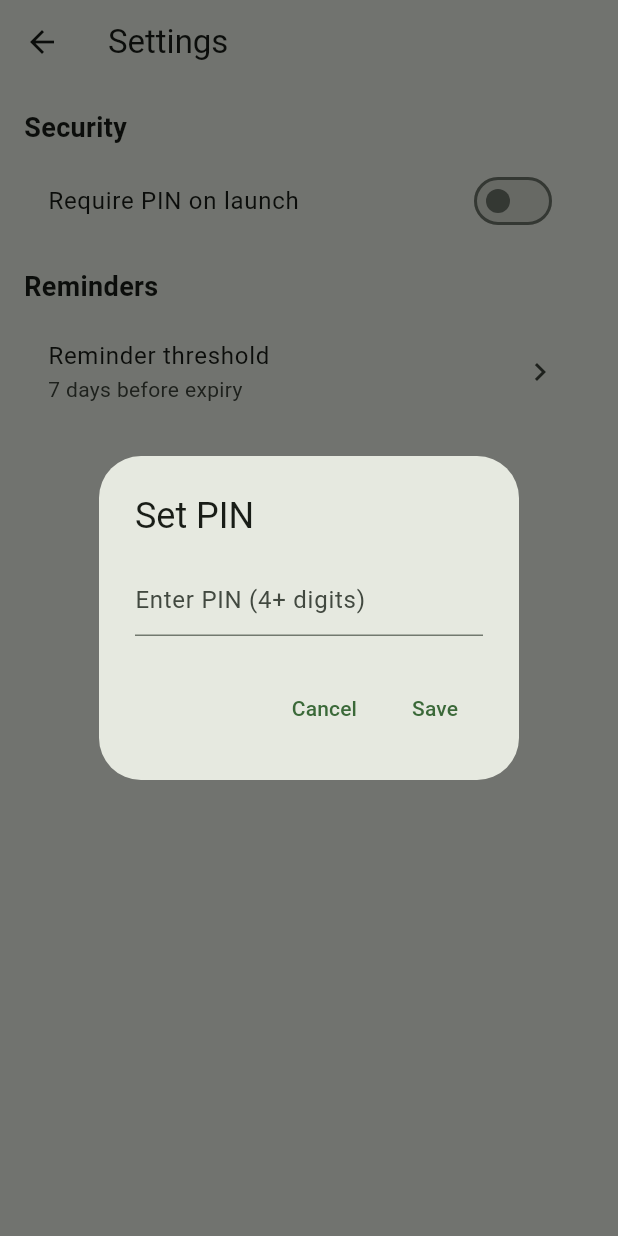
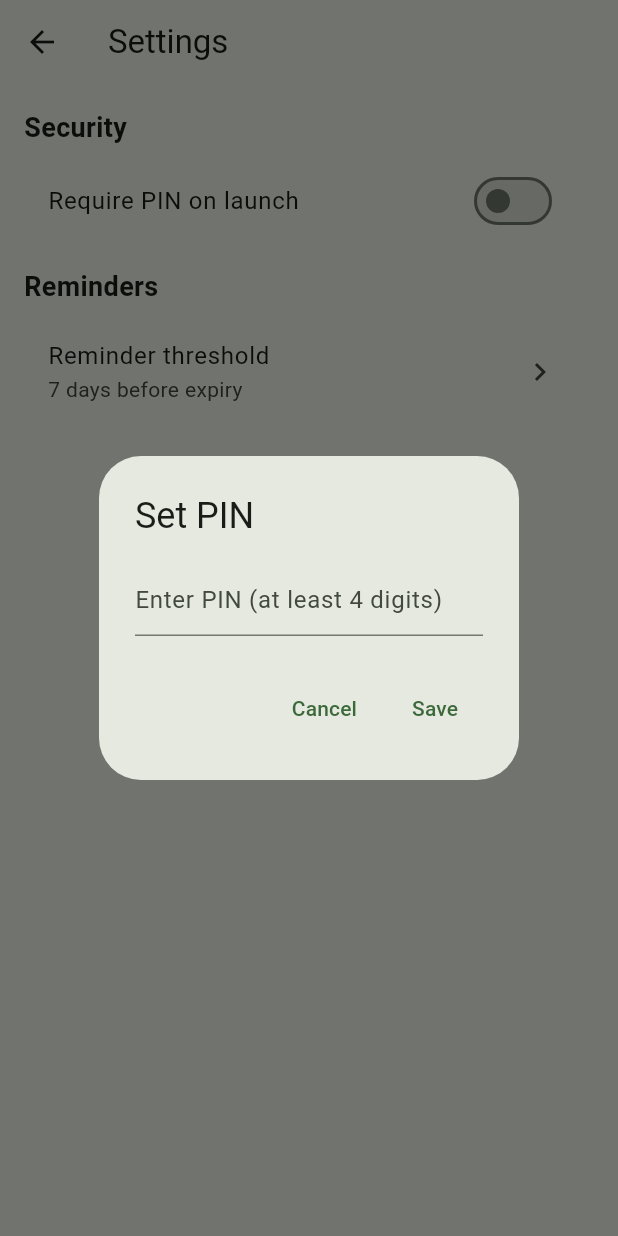
Before and after one commit to InjiniaKelvin/WekaCert, a Flutter app: the SettingsScreen screen opened by its route, after a tap on "Require PIN on launch", on a phone screen of 412 x 824 dp. Run offline on Flutter 3.47's test engine with Material 3 defaults, Android fonts, the phone set to English and light mode, and no system bars; our stand-ins replace file_picker, flutter_local_notifications, flutter_secure_storage, local_auth, shared_preferences, sqflite_sqlcipher and 1 more; accounts and stored records are empty.

Commit message:
Clarify PIN wording
Co-authored-by: InjiniaKelvin <212194096+InjiniaKelvin@users.noreply.github.com>

```diff
--- a/lib/screens/settings_screen.dart
+++ b/lib/screens/settings_screen.dart
@@ -102,7 +102,7 @@ class _SettingsScreenState extends State<SettingsScreen> {
           keyboardType: TextInputType.number,
           obscureText: true,
           decoration: InputDecoration(
-            hintText: 'Enter PIN (${pinLength}+ digits)',
+            hintText: 'Enter PIN (at least $pinLength digits)',
           ),
         ),
         actions: [
@@ -112,10 +112,12 @@ class _SettingsScreenState extends State<SettingsScreen> {
           ),
           TextButton(
             onPressed: () {
-              if (controller.text.length < pinLength) {
-                ScaffoldMessenger.of(context).showSnackBar(
+                if (controller.text.length < pinLength) {
+                  ScaffoldMessenger.of(context).showSnackBar(
                   SnackBar(
-                    content: Text('PIN must be $pinLength+ digits.'),
+                    content: Text(
+                      'PIN must be at least $pinLength digits.',
+                    ),
                   ),
                 );
                 return;
```
